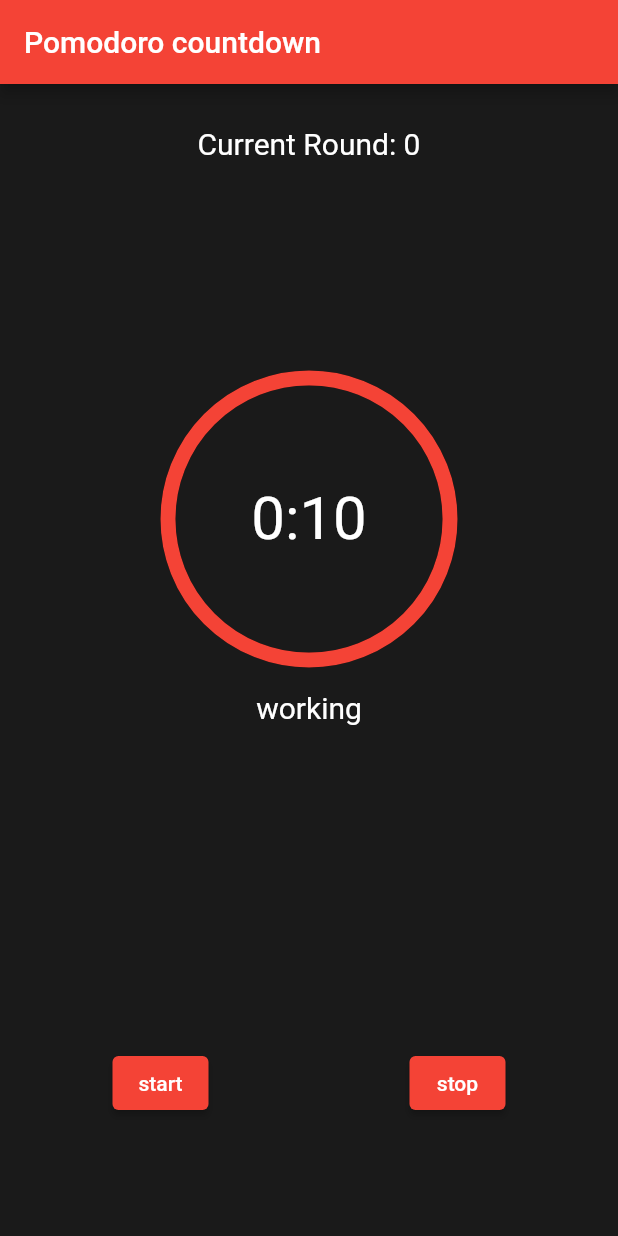
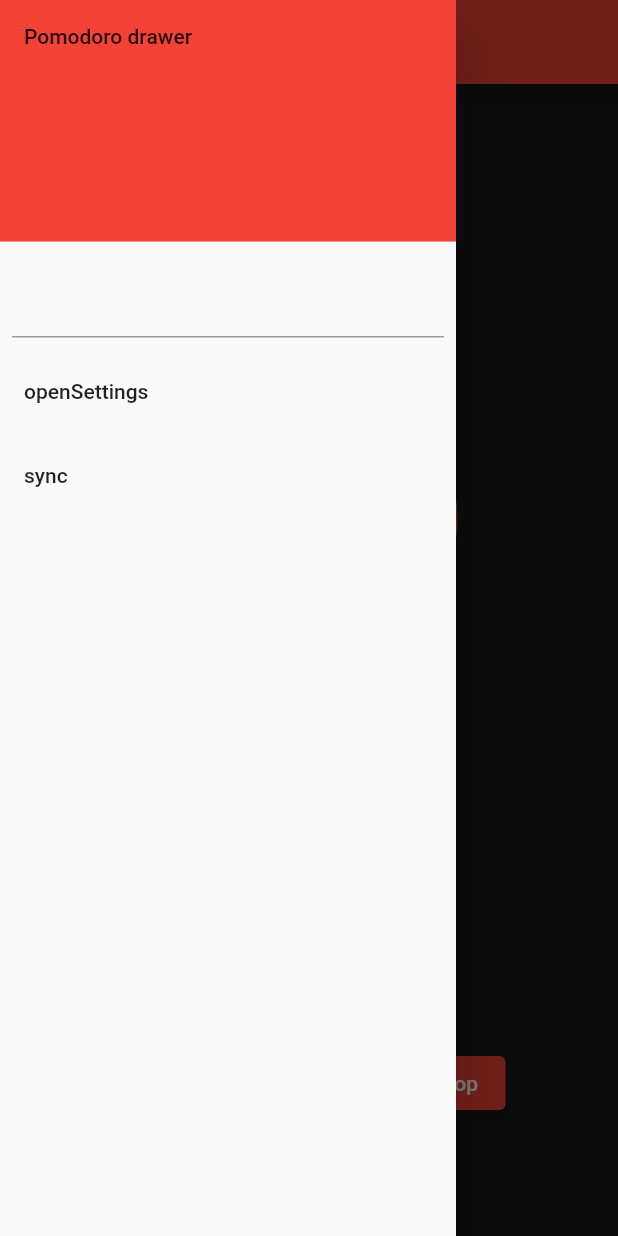
Before and after one commit to jelazi/pomodoro-countdown, a Flutter app: the screen it shows after launch, with the side drawer open (before the commit the screen has no drawer), on a phone screen of 412 x 824 dp. Run offline on Flutter 3.47's test engine with Material 2 defaults, Android fonts, the phone set to English and light mode, and no system bars; our stand-ins replace get, logger, settings_ui; missing offline and left inert: pausable_timer.

Commit message:
Add: pomodoro drawer, settings screen

```diff
--- a/lib/controllers/countdown_controller.dart
+++ b/lib/controllers/countdown_controller.dart
@@ -5,6 +5,7 @@ import 'package:flutter/animation.dart';
 import 'package:flutter/material.dart';
 import 'package:get/get.dart';
 import 'package:pausable_timer/pausable_timer.dart';
+import 'package:pomodoro_countdown/controllers/settings_controller.dart';
 
 import '../others/logger.dart';
 
@@ -19,13 +20,12 @@ enum typeRound {
 }
 
 class CountDownController extends GetxController {
+  final SettingsController _settingsController = Get.find();
+
   stateCountdown stateCount = stateCountdown.stop;
   RxString startPausedText = RxString('start'.tr);
   RxString stopText = RxString('stop'.tr);
   RxInt rounds = RxInt(3);
-  RxInt secondsWork = RxInt(1 * 10);
-  RxInt secondsBreak = RxInt(1 * 6);
-  RxInt secondsBreakAfterRound = RxInt(2 * 6);
   late AnimationController controller;
   RxInt currentSecondsRound = RxInt(0);
   typeRound currentTypeRound = typeRound.working;
@@ -41,10 +41,10 @@ class CountDownController extends GetxController {
   createAnimationController(TickerProvider ticker) {
     tickerProvider = ticker;
     currentSecondsRound.value = currentTypeRound == typeRound.working
-        ? secondsWork.value
+        ? _settingsController.secondsWork.value
         : currentRound.value < rounds.value
-            ? secondsBreak.value
-            : secondsBreakAfterRound.value;
+            ? _settingsController.secondsBreak.value
+            : _settingsController.secondsBreakAfterRound.value;
     restartTimers();
     controller = AnimationController(
       vsync: tickerProvider,
@@ -119,11 +119,12 @@ class CountDownController extends GetxController {
         : typeRound.working;
     if (currentRound.value == rounds.value &&
         currentTypeRound == typeRound.breaking) {
-      currentSecondsRound.value = secondsBreakAfterRound.value;
+      currentSecondsRound.value =
+          _settingsController.secondsBreakAfterRound.value;
     } else {
       currentSecondsRound.value = currentTypeRound == typeRound.working
-          ? secondsWork.value
-          : secondsBreak.value;
+          ? _settingsController.secondsWork.value
+          : _settingsController.secondsBreak.value;
     }
 
     restartTimers();
@@ -139,12 +140,12 @@ class CountDownController extends GetxController {
   int nextSecond() {
     if (currentTypeRound == typeRound.working) {
       if (currentRound == rounds) {
-        return secondsBreakAfterRound.value;
+        return _settingsController.secondsBreakAfterRound.value;
       } else {
-        return secondsBreak.value;
+        return _settingsController.secondsBreak.value;
       }
     } else {
-      return secondsWork.value;
+      return _settingsController.secondsWork.value;
     }
   }
 
--- a/lib/controllers/settings_controller.dart
+++ b/lib/controllers/settings_controller.dart
@@ -0,0 +1,11 @@
+import 'package:get/get.dart';
+
+class SettingsController extends GetxController {
+  SettingsController() {}
+  RxInt rounds = RxInt(3);
+  RxInt secondsWork = RxInt(45 * 60);
+  RxInt secondsBreak = RxInt(10 * 60);
+  RxInt secondsBreakAfterRound = RxInt(20 * 60);
+  RxString nameOwner = RxString('');
+  RxString passwordOwner = RxString('');
+}
--- a/lib/main.dart
+++ b/lib/main.dart
@@ -3,13 +3,15 @@ import 'package:get/get.dart';
 import 'package:pomodoro_countdown/controllers/countdown_controller.dart';
 import 'package:pomodoro_countdown/controllers/file_controller.dart';
 import 'package:pomodoro_countdown/controllers/settings_controller.dart';
+import 'package:pomodoro_countdown/view/items/pomodoro_drawer.dart';
 import 'package:pomodoro_countdown/view/screens/main_screen.dart';
 
 void main() {
+  final SettingsController _settingsController = Get.put(SettingsController());
   final CountDownController _countDownController =
       Get.put(CountDownController());
   final FileController _fileController = Get.put(FileController());
-  final SettingsController _settingsController = Get.put(SettingsController());
+
   runApp(MyApp());
 }
 
@@ -44,6 +46,7 @@ class _MyHomePageState extends State<MyHomePage> {
       appBar: AppBar(
         title: Text(widget.title),
       ),
+      drawer: PomodoroDrawer(),
       body: MainScreen(),
     );
   }
--- a/lib/others/logger_file_output.dart
+++ b/lib/others/logger_file_output.dart
@@ -15,9 +15,8 @@ class LoggerFileOutput extends LogOutput {
   }
 
   Future<String> get _getDirPath async {
-    final dirExternal = await getExternalStorageDirectory();
     final dir = await getApplicationDocumentsDirectory();
-    return dirExternal?.path ?? dir.path;
+    return dir.path;
   }
 
   Future<void> _createFile() async {
--- /dev/null
+++ b/lib/view/items/pomodoro_drawer.dart
@@ -0,0 +1,52 @@
+import 'package:flutter/material.dart';
+import 'package:get/get.dart';
+import 'package:pomodoro_countdown/view/screens/settings_screen.dart';
+
+class PomodoroDrawer extends StatefulWidget {
+  PomodoroDrawer({Key? key}) : super(key: key);
+
+  @override
+  State<PomodoroDrawer> createState() => _PomodoroDrawerState();
+}
+
+class _PomodoroDrawerState extends State<PomodoroDrawer> {
+  @override
+  Widget build(BuildContext context) {
+    return Drawer(
+      child: ListView(
+        // Important: Remove any padding from the ListView.
+        padding: EdgeInsets.zero,
+        children: [
+          const DrawerHeader(
+            decoration: BoxDecoration(
+              color: Colors.red,
+            ),
+            child: Text('Pomodoro drawer'),
+          ),
+          Padding(
+            padding: const EdgeInsets.all(8.0),
+            child: TextFormField(),
+          ),
+          ListTile(
+            title: Text('openSettings'.tr),
+            onTap: () {
+              Navigator.pop(context);
+              Navigator.push(context,
+                  MaterialPageRoute(builder: (context) => SettingsScreen()));
+
+              // Update the state of the app.
+              // ...
+            },
+          ),
+          ListTile(
+            title: Text('sync'.tr),
+            onTap: () {
+              // Update the state of the app.
+              // ...
+            },
+          ),
+        ],
+      ),
+    );
+  }
+}
--- a/pubspec.yaml
+++ b/pubspec.yaml
@@ -38,6 +38,7 @@ dependencies:
   logger: ^1.1.0
   path_provider: ^2.0.9
   pausable_timer: ^1.0.0+4
+  settings_ui: ^2.0.2
 
 dev_dependencies:
   flutter_test:
```
Also changed, not shown: lib/view/screens/settings_screen.dart (added, +94 -0 lines), pubspec.lock, 3 other files.
